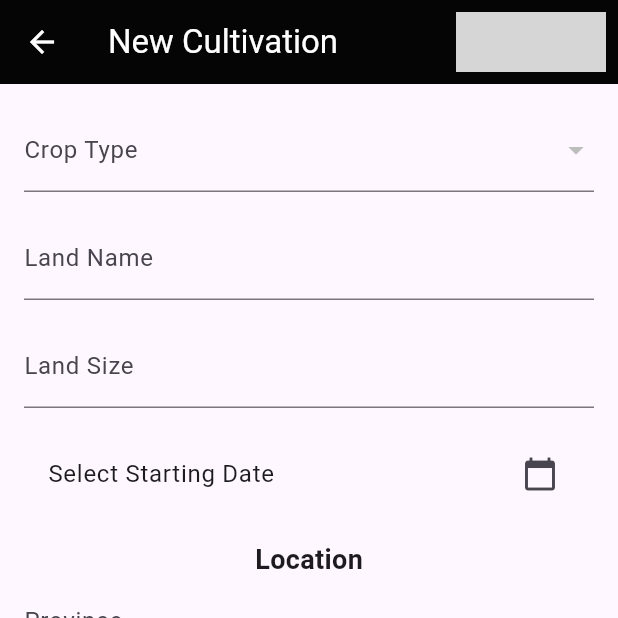
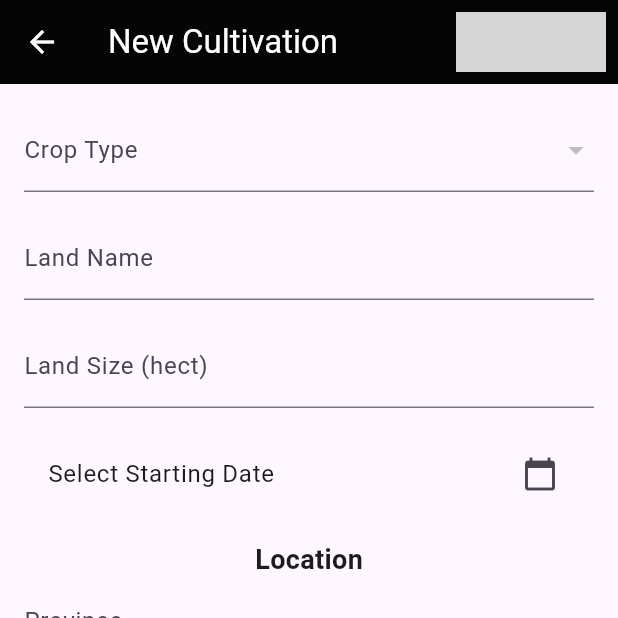
Before and after one commit to isankauchithangana/plantations-management-system-mobile-application, a Flutter app: the NewCultivationPage screen opened directly, on a phone screen of 412 x 824 dp, the top half of it. Run offline on Flutter 3.47's test engine with Material 3 defaults, Android fonts, the phone set to English and light mode, and no system bars; our stand-ins replace fl_chart; missing offline and left inert: mongo_dart; grey boxes are pictures that could not be loaded.

Commit message:
Update New_Cultivation_Page.dart

```diff
--- a/lib/New_Cultivation_Page.dart
+++ b/lib/New_Cultivation_Page.dart
@@ -98,7 +98,7 @@ class _NewCultivationPageState extends State<NewCultivationPage> {
               SizedBox(height: 16),
               TextFormField(
                 controller: landSizeController,
-                decoration: InputDecoration(labelText: 'Land Size'),
+                decoration: InputDecoration(labelText: 'Land Size (hect)'),
               ),
               SizedBox(height: 16),
               ListTile(
```
